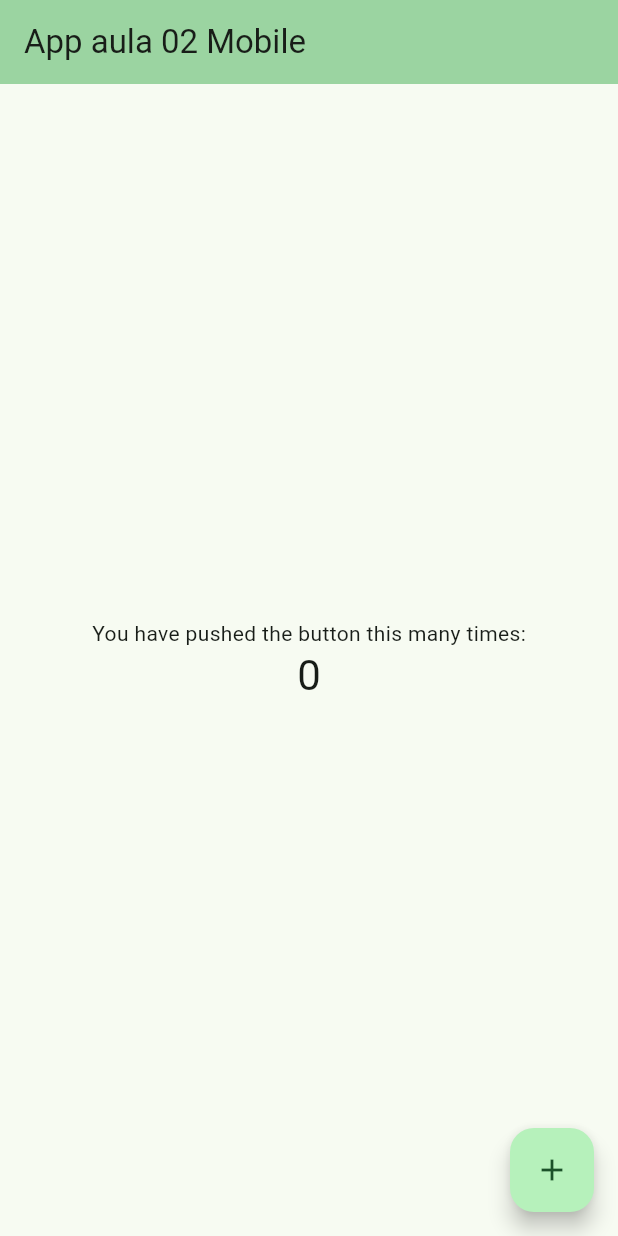
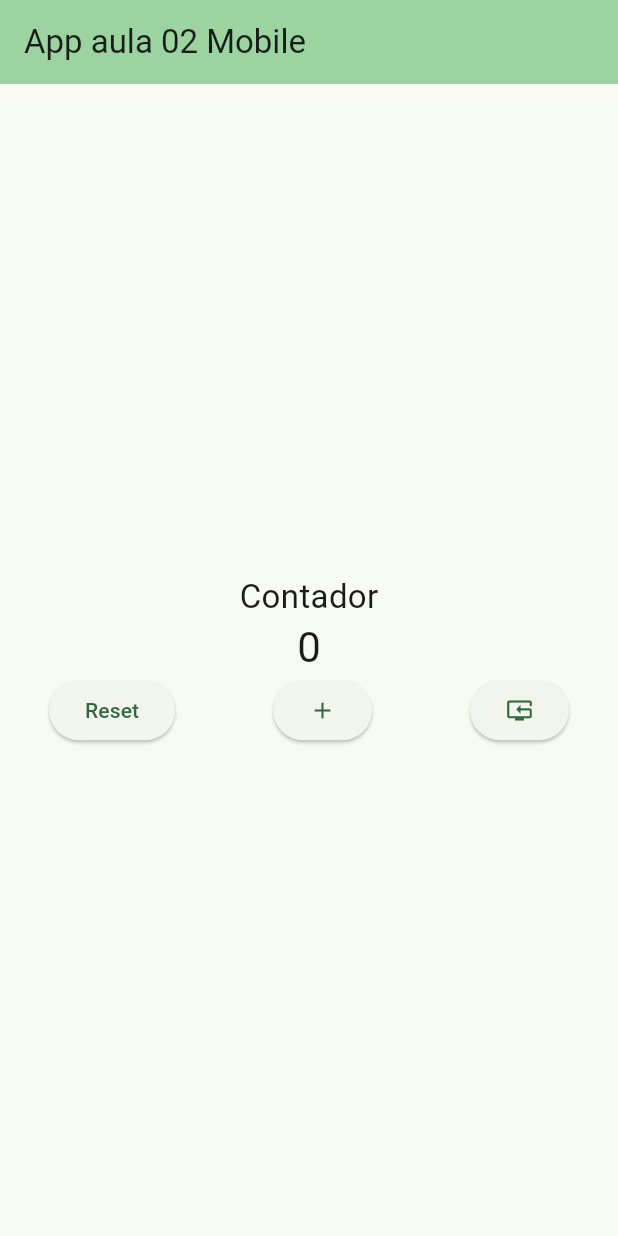
Before and after one commit to Leonardordss/Desenv_Mobile, a Flutter app: the screen it shows after launch, on a phone screen of 412 x 824 dp. Run offline on Flutter 3.47's test engine with Material 3 defaults, Android fonts, the light colour scheme and no system bars.

Commit message:
Implementando reset, incrementa e decrementa

```diff
--- a/app1/app01/lib/main.dart
+++ b/app1/app01/lib/main.dart
@@ -11,6 +11,9 @@
   @override
   Widget build(BuildContext context) {
     return MaterialApp(
+
+      //remove a faixa debug no canto superior do aplicativo
+      debugShowCheckedModeBanner: false,
       title: 'Flutter Demo',
       theme: ThemeData(
         // This is the theme of your application.
@@ -68,6 +71,34 @@
     });
   }
 
+  void _resetCounter(){
+    // a funcao set state gerencia o estado do aplicativo gerenciando as variaveis
+
+    setState(() {
+
+      _counter=0; // zera a variavel counter
+
+
+    });
+
+
+  }
+
+  void _decrementCounter(){
+
+setState(() {
+
+if(_counter>0){
+  _counter--;
+}
+else{
+  _counter =0;
+}
+
+});
+
+  }
+
   @override
   Widget build(BuildContext context) {
     // This method is rerun every time setState is called, for instance as done
@@ -105,21 +136,27 @@
           // wireframe for each widget.
           mainAxisAlignment: MainAxisAlignment.center,
           children: <Widget>[
+
+            //Propriedade chamada Style e esse style tem o Text Style
             const Text(
-              'You have pushed the button this many times:',
+              'Contador', style: TextStyle(fontSize: 22),
             ),
             Text(
               '$_counter',
               style: Theme.of(context).textTheme.headlineMedium,
             ),
+            Row(
+              mainAxisAlignment: MainAxisAlignment.spaceAround,
+              children: [
+                ElevatedButton(onPressed: _resetCounter, child: Text("Reset")),
+                ElevatedButton(onPressed: _incrementCounter, child: Icon(Icons.add)),
+                ElevatedButton(onPressed: _decrementCounter, child: Icon(Icons.reset_tv))
+              ],
+            ),
           ],
         ),
       ),
-      floatingActionButton: FloatingActionButton(
-        onPressed: _incrementCounter,
-        tooltip: 'Increment',
-        child: const Icon(Icons.add),
-      ), // This trailing comma makes auto-formatting nicer for build methods.
+       // This trailing comma makes auto-formatting nicer for build methods.
     );
   }
 }
```
